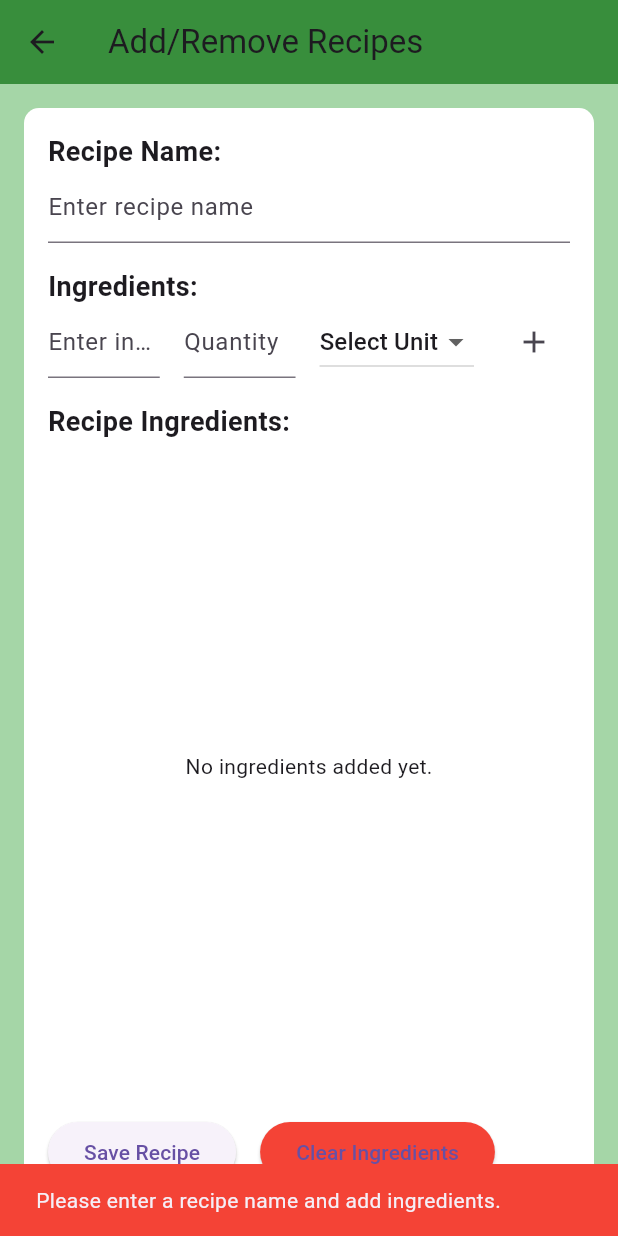
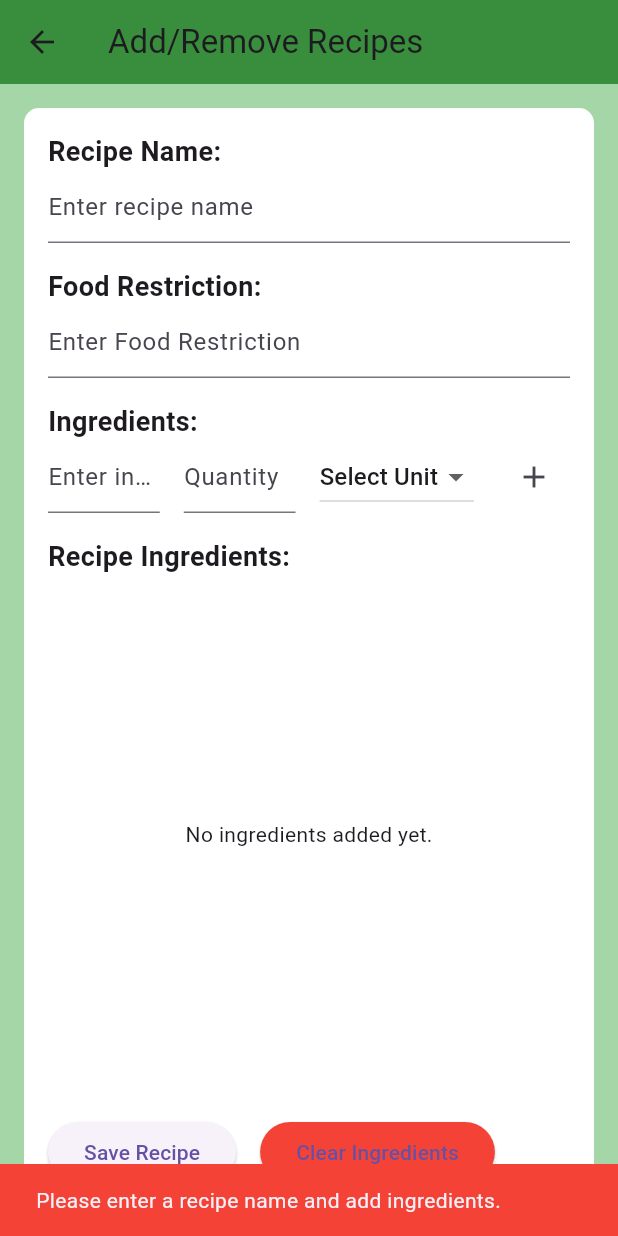
Before and after one commit to RhysRoo/SDrecipe, a Flutter app: the AddRecipe screen opened directly, after a tap on "Save Recipe", on a phone screen of 412 x 824 dp. Run offline on Flutter 3.47's test engine with Material 3 defaults, Android fonts, the phone set to English and light mode, and no system bars; our stand-ins replace cloud_firestore, firebase_auth, firebase_core, google_sign_in, sign_in_with_apple; accounts and stored records are empty.

Commit message:
Adding food restriction and timestamps to the backend

```diff
--- a/recipe_app/lib/pages/add_recipe_page/add_recipe.dart
+++ b/recipe_app/lib/pages/add_recipe_page/add_recipe.dart
@@ -17,6 +17,8 @@ class _AddRecipeState extends State<AddRecipe> {
   final TextEditingController _recipeNameController = TextEditingController();
   final TextEditingController _ingredientController = TextEditingController();
   final TextEditingController _quantityController = TextEditingController();
+  final TextEditingController _foodRestrictionController =
+      TextEditingController();
   final List<Map<String, dynamic>> _ingredients = [];
   String _selectedUnit = 'Select Unit';
   final List<String> _units = ['Select Unit', 'Cups', 'Grams', 'Pieces'];
@@ -48,6 +50,17 @@ class _AddRecipeState extends State<AddRecipe> {
                 controller: _recipeNameController,
                 decoration: const InputDecoration(
                   hintText: 'Enter recipe name',
+                ),
+              ),
+              const SizedBox(height: 16.0),
+              const Text(
+                'Food Restriction:',
+                style: TextStyle(fontSize: 18.0, fontWeight: FontWeight.bold),
+              ),
+              TextField(
+                controller: _foodRestrictionController,
+                decoration: const InputDecoration(
+                  hintText: 'Enter Food Restriction',
                 ),
               ),
               const SizedBox(height: 16.0),
@@ -248,11 +261,15 @@ class _AddRecipeState extends State<AddRecipe> {
 
   Future<void> _saveRecipe() async {
     String recipeName = _recipeNameController.text;
+    String foodRestriction = _foodRestrictionController.text;
 
     // Validation: Check if recipe name and ingredients are not empty
-    if (recipeName.isNotEmpty && _ingredients.isNotEmpty) {
+    if (recipeName.isNotEmpty &&
+        _ingredients.isNotEmpty &&
+        foodRestriction.isNotEmpty) {
       // Save recipe name and ingredients to the system
-      await addRemoveRecipeManager.saveRecipe(_ingredients, recipeName);
+      await addRemoveRecipeManager.saveRecipe(
+          _ingredients, recipeName, foodRestriction);
       setState(() {
         _ingredients.clear();
       });
```
Also changed, not shown: recipe_app/lib/pages/add_recipe_page/add_recipe_manager.dart (+38 -7 lines).
